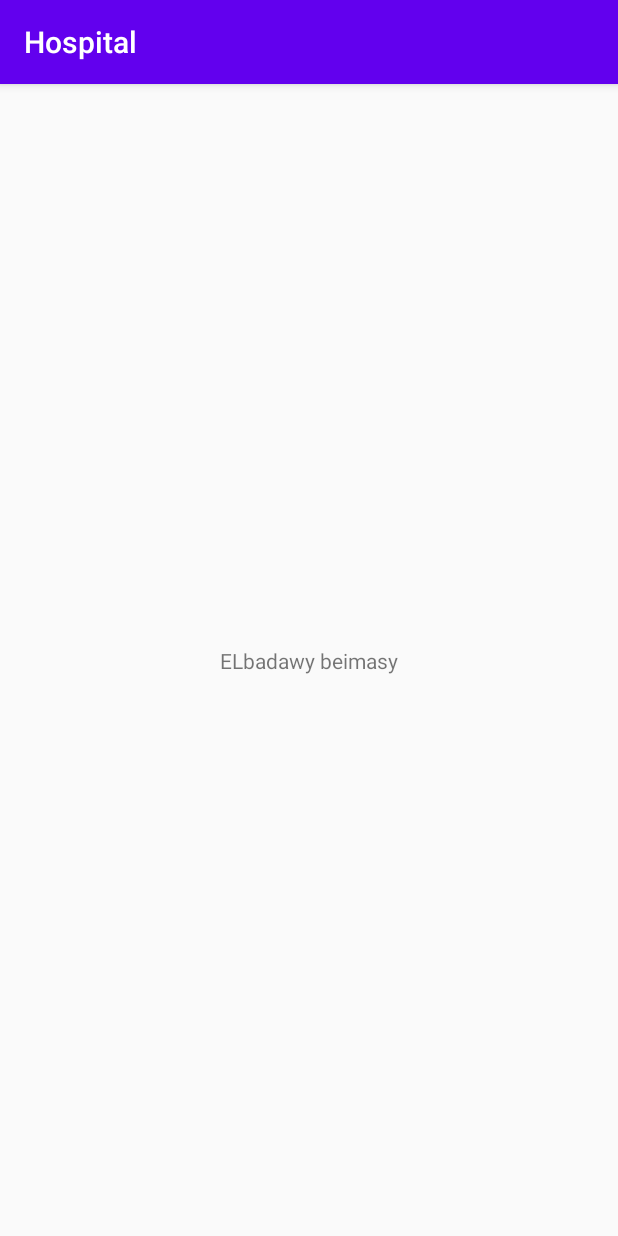
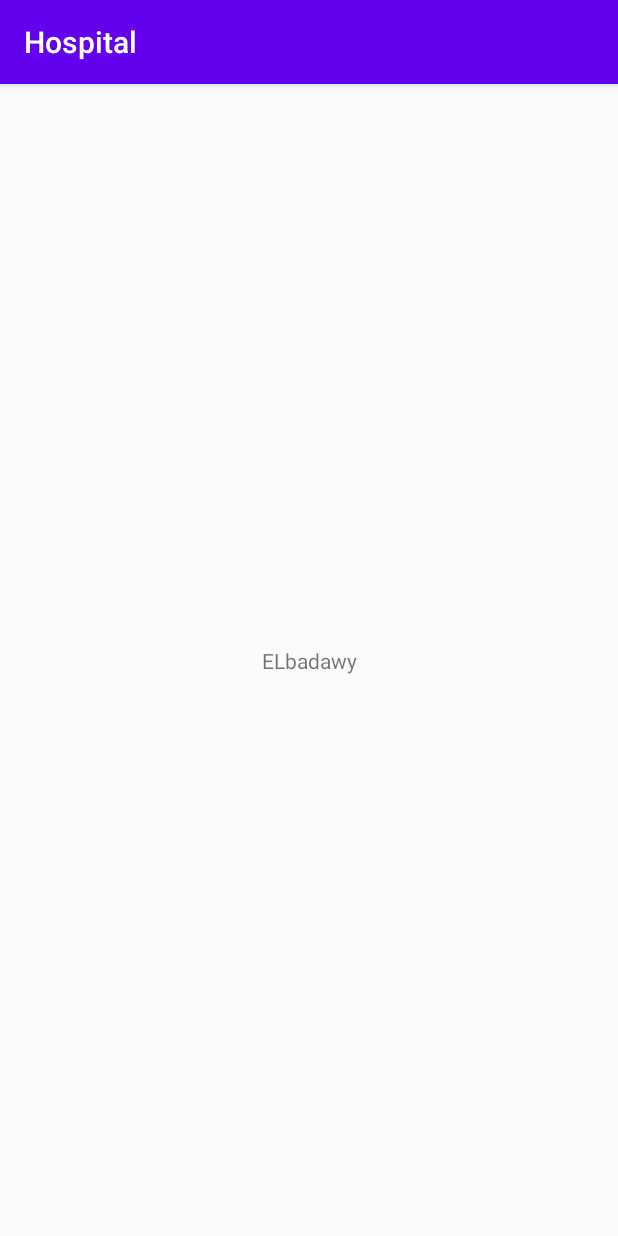
Before and after one commit to ETS-Android1/Hospital-System, an Android app: the screen it shows after launch (MainActivity), on a phone screen of 412 x 824 dp. Run offline under Robolectric (Android 15) with nearby library versions, the phone set to English and light mode, and no system bars.

Commit message:
try merge

```diff
--- a/app/src/main/res/layout/activity_main.xml
+++ b/app/src/main/res/layout/activity_main.xml
@@ -9,7 +9,7 @@
     <TextView
         android:layout_width="wrap_content"
         android:layout_height="wrap_content"
-        android:text="ELbadawy beimasy"
+        android:text="ELbadawy"
         app:layout_constraintBottom_toBottomOf="parent"
         app:layout_constraintLeft_toLeftOf="parent"
         app:layout_constraintRight_toRightOf="parent"
```
